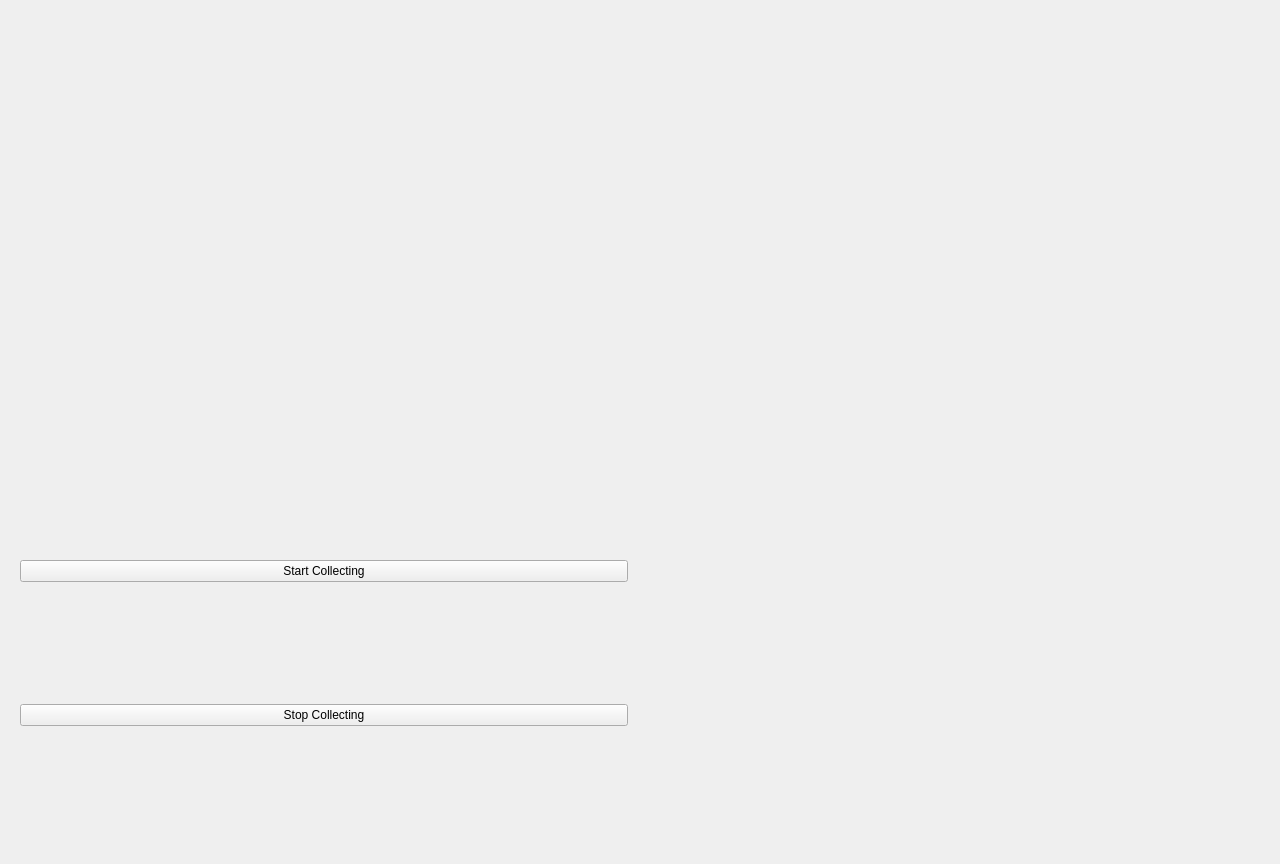
YCP-Rev-Metrix/BallSpinner-Controller-v2, file frontend/SmartDotViewer.ui: the form before one commit.
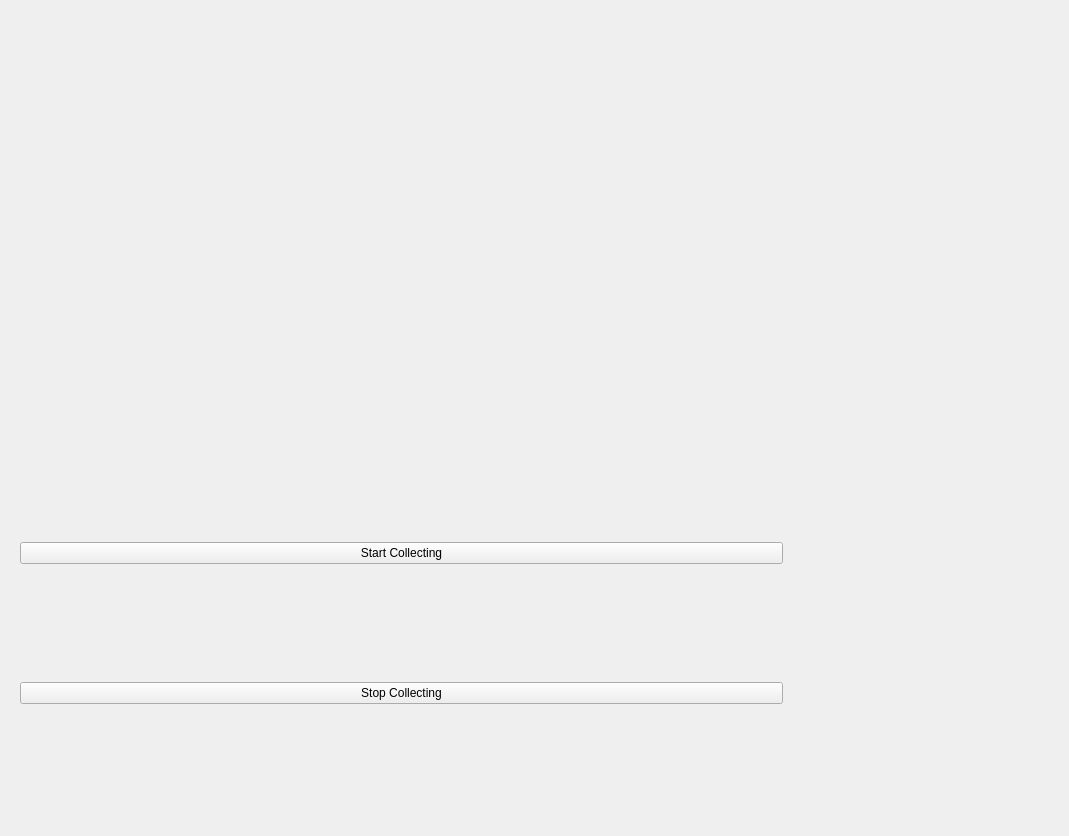
The form after the commit. Custom widgets are drawn as their Qt base class.

```diff
--- a/frontend/SmartDotViewer.ui
+++ b/frontend/SmartDotViewer.ui
@@ -6,14 +6,14 @@
    <rect>
     <x>0</x>
     <y>0</y>
-    <width>1280</width>
-    <height>864</height>
+    <width>1069</width>
+    <height>836</height>
    </rect>
   </property>
   <property name="windowTitle">
    <string>Form</string>
   </property>
-  <layout class="QGridLayout" name="gridLayout">
+  <layout class="QGridLayout" name="gridLayout" rowstretch="0,0" columnstretch="3,1">
    <item row="1" column="0">
     <widget class="QWidget" name="widget" native="true">
      <layout class="QVBoxLayout" name="verticalLayout">
```
